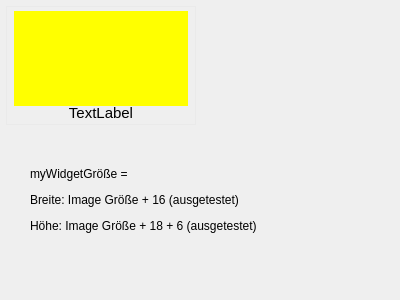
First picture: the form in server/ui/widgets/MyCustomWidget.ui, repository valueerrorx/life-exam, before the edit.
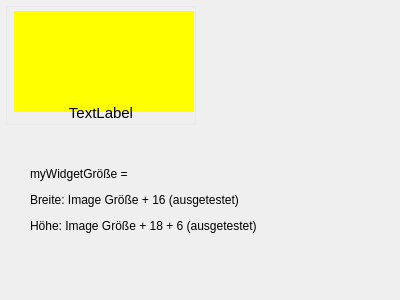
Second picture: the form after the edit.

Patch:
```diff
--- a/server/ui/widgets/MyCustomWidget.ui
+++ b/server/ui/widgets/MyCustomWidget.ui
@@ -90,6 +90,24 @@
          </property>
          <item>
           <widget class="QLabel" name="image">
+           <property name="sizePolicy">
+            <sizepolicy hsizetype="Fixed" vsizetype="Fixed">
+             <horstretch>0</horstretch>
+             <verstretch>0</verstretch>
+            </sizepolicy>
+           </property>
+           <property name="minimumSize">
+            <size>
+             <width>180</width>
+             <height>101</height>
+            </size>
+           </property>
+           <property name="maximumSize">
+            <size>
+             <width>180</width>
+             <height>101</height>
+            </size>
+           </property>
            <property name="styleSheet">
             <string notr="true">padding:0;margin:0;border:0;background-color: #ffff00;</string>
            </property>
```
